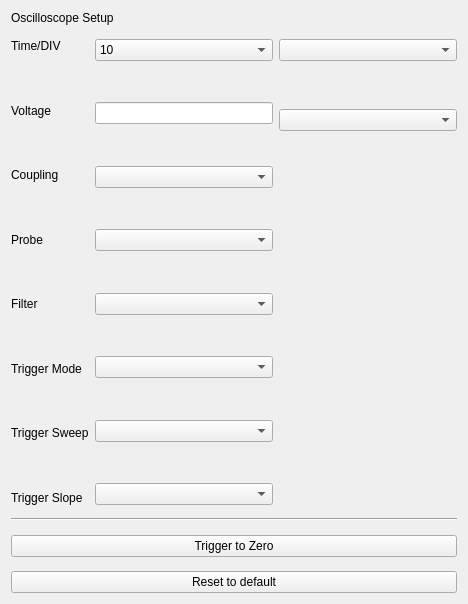
Before: the Qt Designer form Oscilloscope/oscisetup.ui in jiwon8578/Oscilloscope, drawn with Qt 5.
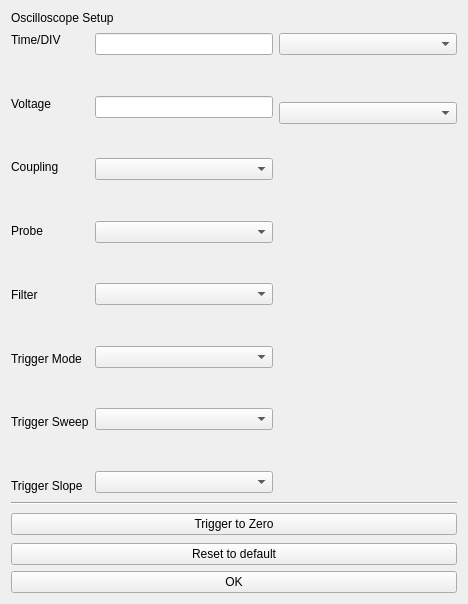
After: the same form once the commit is applied.

Commit message: push되기를

Patch:
```diff
--- a/Oscilloscope/oscisetup.ui
+++ b/Oscilloscope/oscisetup.ui
@@ -192,28 +192,7 @@
        <item>
         <layout class="QVBoxLayout" name="verticalLayout_2">
          <item>
-          <widget class="QComboBox" name="comboBox">
-           <item>
-            <property name="text">
-             <string>10</string>
-            </property>
-           </item>
-           <item>
-            <property name="text">
-             <string>20</string>
-            </property>
-           </item>
-           <item>
-            <property name="text">
-             <string>30</string>
-            </property>
-           </item>
-           <item>
-            <property name="text">
-             <string>40</string>
-            </property>
-           </item>
-          </widget>
+          <widget class="QLineEdit" name="timeEdit"/>
          </item>
          <item>
           <spacer name="verticalSpacer_8">
@@ -572,6 +551,13 @@
          </property>
         </widget>
        </item>
+       <item>
+        <widget class="QPushButton" name="setupButton">
+         <property name="text">
+          <string>OK</string>
+         </property>
+        </widget>
+       </item>
       </layout>
      </item>
     </layout>
```
The commit also changes 4 other files.
